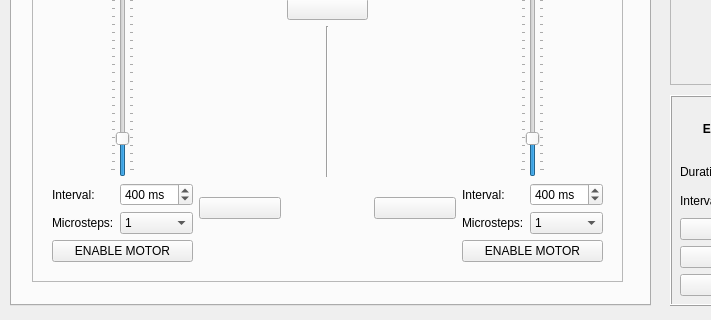
boydstongroup/PME-DEV, file _ui/PME.ui: the form before one commit; both pictures show x 0 to 711 and y 255 to 575 of the 1024 by 575 pixel window.
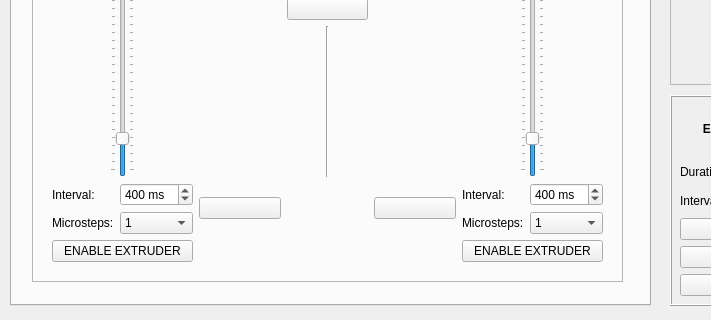
The form after the commit. Icons and pictures are not drawn.

What changed in the file:
```diff
--- a/_ui/PME.ui
+++ b/_ui/PME.ui
@@ -258,7 +258,7 @@
            <string>Enable or disable motor driver</string>
           </property>
           <property name="text">
-           <string>ENABLE MOTOR</string>
+           <string>ENABLE EXTRUDER</string>
           </property>
          </widget>
         </item>
@@ -268,7 +268,7 @@
            <string>Enable or disable motor driver</string>
           </property>
           <property name="text">
-           <string>ENABLE MOTOR</string>
+           <string>ENABLE EXTRUDER</string>
           </property>
          </widget>
         </item>
```
